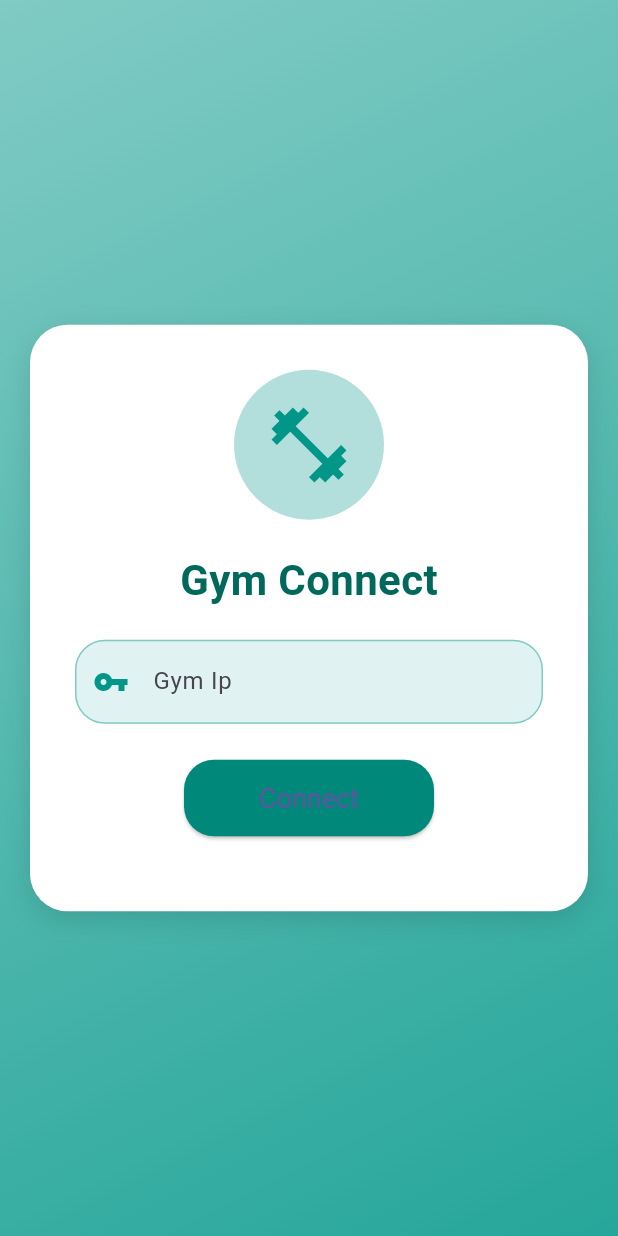
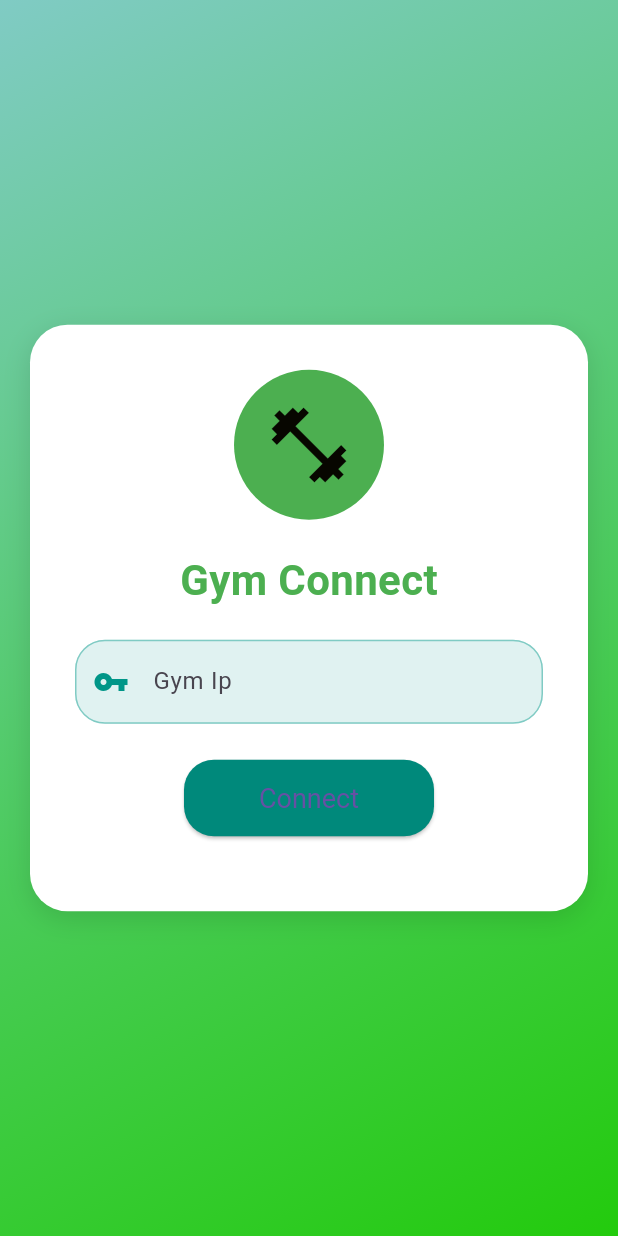
Before and after one commit to Arshadvkb/fitnessapp_mobile, a Flutter app: the screen it shows after launch, on a phone screen of 412 x 824 dp. Run offline on Flutter 3.47's test engine with Material 3 defaults, Android fonts, the phone set to English and light mode, and no system bars; our stand-ins replace fluttertoast, image_picker, shared_preferences, video_player.

Commit message:
Change primary color scheme from teal to green for improved aesthetics

```diff
--- a/lib/ip.dart
+++ b/lib/ip.dart
@@ -10,7 +10,7 @@ class MyApp extends StatelessWidget {
     return MaterialApp(
       title: 'Restaurant Order System',
       theme: ThemeData(
-        primarySwatch: Colors.teal,
+        primarySwatch: Colors.green,
         visualDensity: VisualDensity.adaptivePlatformDensity,
       ),
       home: RestaurantIpPage(),
@@ -40,7 +40,7 @@ class _RestaurantIpPageState extends State<RestaurantIpPage> {
         body: Container(
           decoration: BoxDecoration(
             gradient: LinearGradient(
-              colors: [Colors.teal[200]!, Colors.teal[400]!],
+              colors: [Colors.teal[200]!, Color.fromARGB(255, 35, 203, 13)!],
               begin: Alignment.topLeft,
               end: Alignment.bottomRight,
             ),
@@ -68,10 +68,10 @@ class _RestaurantIpPageState extends State<RestaurantIpPage> {
                       children: <Widget>[
                         CircleAvatar(
                           radius: 50,
-                          backgroundColor: Colors.teal[100],
+                          backgroundColor: Colors.green,
                           child: Icon(
                             Icons.fitness_center,
-                            color: Colors.teal,
+                            color: Color.fromARGB(255, 7, 6, 0),
                             size: 60,
                           ),
                         ),
@@ -81,7 +81,7 @@ class _RestaurantIpPageState extends State<RestaurantIpPage> {
                           style: TextStyle(
                             fontSize: 28,
                             fontWeight: FontWeight.bold,
-                            color: Colors.teal[800],
+                            color: Colors.green,
                           ),
                         ),
                         SizedBox(height: 20),
```
